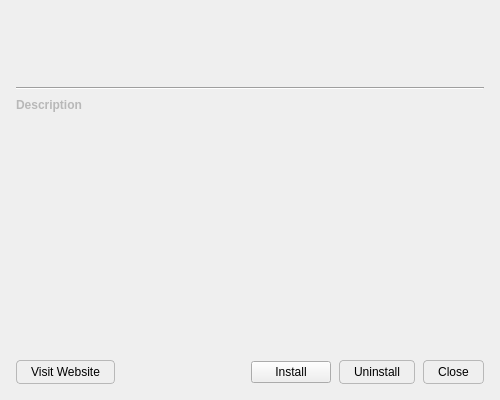
Before: the Qt Designer form pj_marketplace/src/ui/extension_detail_dialog.ui in Ssz990220/PlotJuggler, drawn with Qt 5.
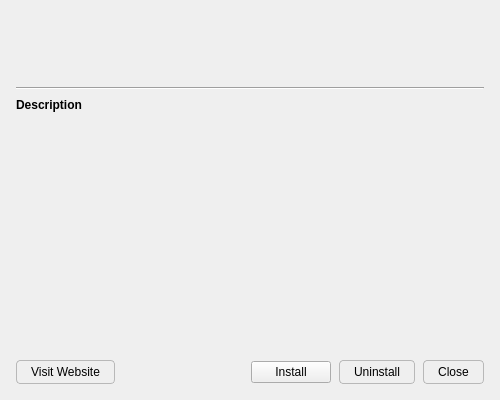
After: the same form once the commit is applied.

Commit message: fix(marketplace): let extension detail labels inherit the themed text color (#351)

The edit to the form file:
```diff
--- a/pj_marketplace/src/ui/extension_detail_dialog.ui
+++ b/pj_marketplace/src/ui/extension_detail_dialog.ui
@@ -65,7 +65,7 @@
     <widget class="QLabel" name="desc_header">
      <property name="text"><string>Description</string></property>
      <property name="styleSheet">
-      <string notr="true">font-weight: bold; color: palette(mid);</string>
+      <string notr="true">font-weight: bold;</string>
      </property>
     </widget>
    </item>
```
Left out of the diff: 2 changed lines with no effect on the pictures.
